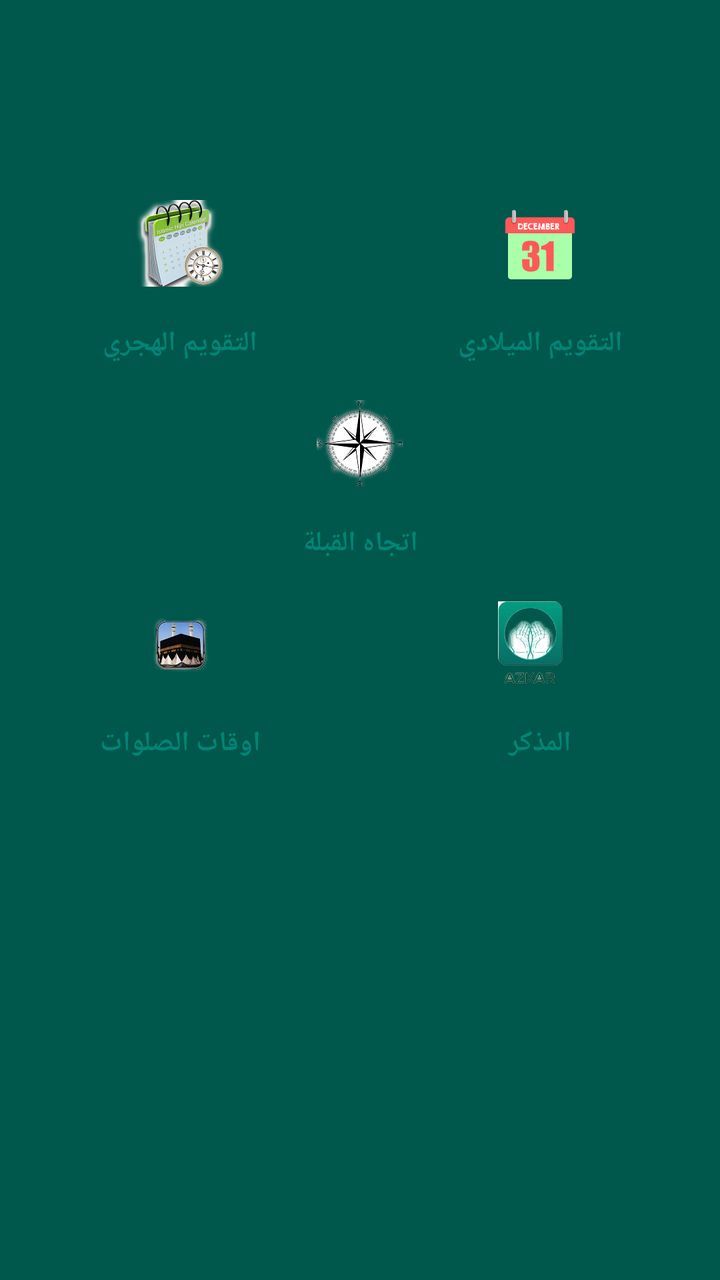
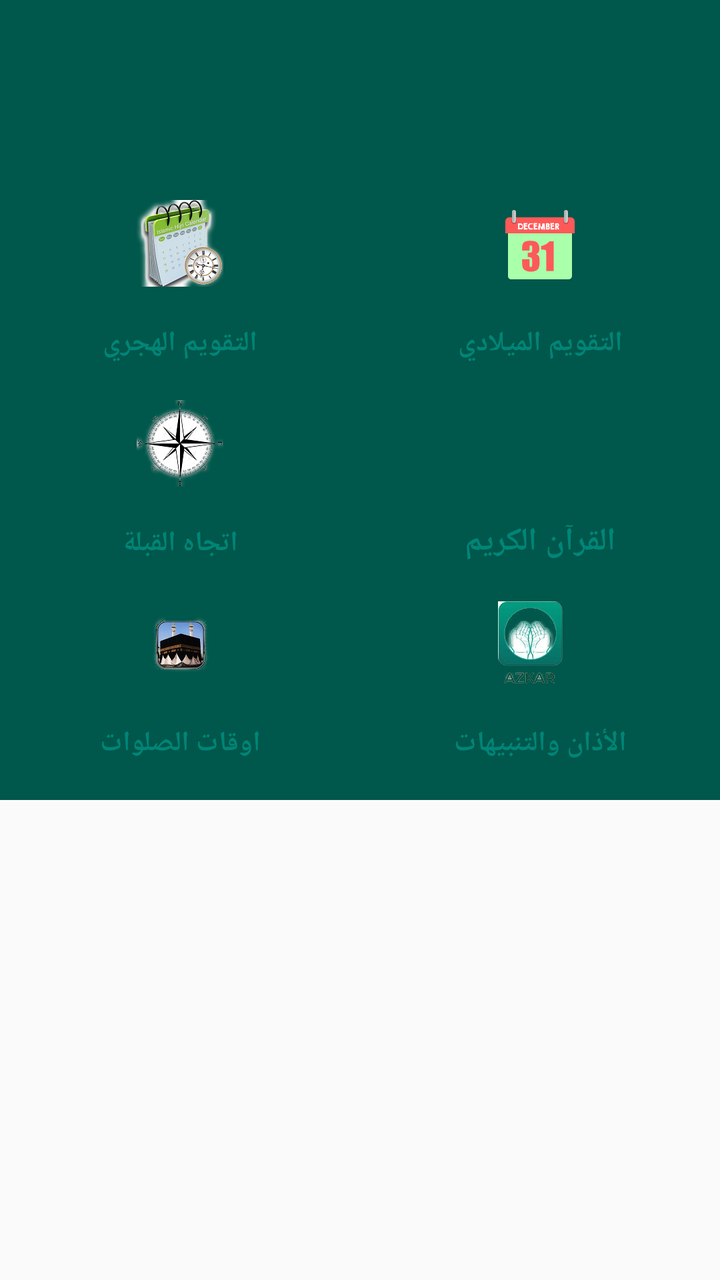

Screens rendered from an Android XML layout before and after an edit, with the pre-edit source and the edit as a unified diff.
<!-- AndroidManifest.xml: application theme AppTheme -->
<!-- res/layout/fragment_home.xml -->
<?xml version="1.0" encoding="utf-8"?>
<RelativeLayout xmlns:android="http://schemas.android.com/apk/res/android"
    xmlns:app="http://schemas.android.com/apk/res-auto"
    android:layout_width="match_parent"
    android:layout_height="wrap_content">

    <TableLayout
        android:layout_width="match_parent"
        android:layout_height="match_parent"
        android:background="@color/colorPrimaryDark"
        android:orientation="vertical">

        <TextView
            android:id="@+id/textView2"
            android:layout_width="match_parent"
            android:layout_height="100dp"
            android:gravity="center"
            android:textColor="@android:color/darker_gray"
            android:textSize="24sp"
            android:textStyle="bold"
            app:fontFamily="monospace" />

        <LinearLayout
            android:layout_width="match_parent"
            android:layout_height="0dp"
            android:layout_weight="1"
            android:orientation="vertical">

            <TableRow
                android:layout_width="match_parent"
                android:layout_height="wrap_content"
                android:orientation="horizontal">

                <Button
                    android:id="@+id/hijributton"
                    android:layout_width="match_parent"
                    android:layout_height="@dimen/main_table"
                    android:layout_weight="1"
                    android:background="@android:color/transparent"
                    android:drawableTop="@mipmap/hijri_cal130xx_2"
                    android:text="التقويم الهجري"
                    android:textColor="@color/colorPrimary"
                    android:textStyle="bold" />

                <Button
                    android:id="@+id/calenderButton"
                    android:layout_width="match_parent"
                    android:layout_height="@dimen/main_table"
                    android:layout_weight="1"
                    android:background="@android:color/transparent"
                    android:drawableTop="@mipmap/cal"
                    android:text="التقويم الميلادي"
                    android:textColor="@color/colorPrimary"
                    android:textStyle="bold" />
            </TableRow>

            <TableRow
                android:layout_width="match_parent"
                android:layout_height="wrap_content"
                android:orientation="horizontal">

                <Button
                    android:id="@+id/compassbutton"
                    android:layout_width="match_parent"
                    android:layout_height="@dimen/main_table"
                    android:background="@android:color/transparent"
                    android:drawableTop="@mipmap/compass130xx_2"
                    android:onClick="get_qibla"
                    android:text="@string/qibla_direction_text"
                    android:textColor="@color/colorPrimary"
                    android:textStyle="bold" />
            </TableRow>

            <TableRow
                android:layout_width="match_parent"
                android:layout_height="wrap_content"
                android:orientation="horizontal">

                <Button
                    android:id="@+id/salawatbutton"
                    android:layout_width="match_parent"
                    android:layout_height="@dimen/main_table"
                    android:layout_weight="1"
                    android:background="@android:color/transparent"
                    android:drawableTop="@mipmap/qabaa130xx2"
                    android:text="اوقات الصلوات"
                    android:textColor="@color/colorPrimary"
                    android:textStyle="bold" />

                <Button
                    android:id="@+id/reminder"
                    android:layout_width="match_parent"
                    android:layout_height="@dimen/main_table"
                    android:layout_weight="1"
                    android:background="@android:color/transparent"
                    android:drawableTop="@mipmap/azkar130xx_2"
                    android:text="المذكر"
                    android:textColor="@color/colorPrimary"
                    android:textStyle="bold" />
            </TableRow>
        </LinearLayout>

    </TableLayout>

</RelativeLayout>
<!-- resources referenced by this layout -->
<resources>
  <color name="colorPrimary">#008577</color>
  <color name="colorPrimaryDark">#00574B</color>
  <dimen name="main_table">100dp</dimen>
  <!-- mipmap azkar130xx_2: png bitmap (mipmap-xxhdpi, 33595 bytes) -->
  <!-- mipmap cal: png bitmap (mipmap-xxhdpi, 3544 bytes) -->
  <!-- mipmap compass130xx_2: png bitmap (mipmap-xxhdpi, 26519 bytes) -->
  <!-- mipmap hijri_cal130xx_2: png bitmap (mipmap-xxhdpi, 36347 bytes) -->
  <!-- mipmap qabaa130xx2: png bitmap (mipmap-xxhdpi, 22698 bytes) -->
  <string name="qibla_direction_text">اتجاه القبلة</string>
  <style name="AppTheme" parent="Theme.AppCompat.Light.DarkActionBar">
          
          <item name="colorPrimary">@color/colorPrimary</item>
          <item name="colorPrimaryDark">@color/colorPrimaryDark</item>
          <item name="colorAccent">@color/colorAccent</item>
      </style>
  <color name="colorAccent">#EB538B</color>
</resources>

<!-- the commit's change to res/layout/fragment_home.xml (unified diff, before → after) -->
@@ -2,38 +2,34 @@
 <RelativeLayout xmlns:android="http://schemas.android.com/apk/res/android"
     xmlns:app="http://schemas.android.com/apk/res-auto"
     android:layout_width="match_parent"
-    android:layout_height="wrap_content">
+    android:layout_height="match_parent">
 
-    <TableLayout
+    <ScrollView
         android:layout_width="match_parent"
-        android:layout_height="match_parent"
-        android:background="@color/colorPrimaryDark"
-        android:orientation="vertical">
+        android:layout_height="match_parent">
 
-        <TextView
-            android:id="@+id/textView2"
+        <TableLayout
             android:layout_width="match_parent"
-            android:layout_height="100dp"
-            android:gravity="center"
-            android:textColor="@android:color/darker_gray"
-            android:textSize="24sp"
-            android:textStyle="bold"
-            app:fontFamily="monospace" />
+            android:layout_height="wrap_content"
+            android:background="@color/colorPrimaryDark">
 
-        <LinearLayout
-            android:layout_width="match_parent"
-            android:layout_height="0dp"
-            android:layout_weight="1"
-            android:orientation="vertical">
+            <TextView
+                android:id="@+id/textView2"
+                android:layout_width="match_parent"
+                android:layout_height="100dp"
+                android:gravity="center"
+                android:textColor="@android:color/darker_gray"
+                android:textSize="24sp"
+                android:textStyle="bold"
+                app:fontFamily="monospace" />
 
             <TableRow
                 android:layout_width="match_parent"
-                android:layout_height="wrap_content"
-                android:orientation="horizontal">
+                android:layout_height="wrap_content">
 
                 <Button
                     android:id="@+id/hijributton"
-                    android:layout_width="match_parent"
+                    android:layout_width="0dp"
                     android:layout_height="@dimen/main_table"
                     android:layout_weight="1"
                     android:background="@android:color/transparent"
@@ -44,7 +40,7 @@
 
                 <Button
                     android:id="@+id/calenderButton"
-                    android:layout_width="match_parent"
+                    android:layout_width="0dp"
                     android:layout_height="@dimen/main_table"
                     android:layout_weight="1"
                     android:background="@android:color/transparent"
@@ -56,29 +52,38 @@
 
             <TableRow
                 android:layout_width="match_parent"
-                android:layout_height="wrap_content"
-                android:orientation="horizontal">
+                android:layout_height="wrap_content">
 
                 <Button
                     android:id="@+id/compassbutton"
-                    android:layout_width="match_parent"
+                    android:layout_width="0dp"
                     android:layout_height="@dimen/main_table"
+                    android:layout_weight="1"
                     android:background="@android:color/transparent"
                     android:drawableTop="@mipmap/compass130xx_2"
-                    android:onClick="get_qibla"
                     android:text="@string/qibla_direction_text"
                     android:textColor="@color/colorPrimary"
+                    android:textStyle="bold" />
+
+                <Button
+                    android:id="@+id/quranbutton"
+                    android:layout_width="0dp"
+                    android:layout_height="@dimen/main_table"
+                    android:layout_weight="1"
+                    android:background="@android:color/transparent"
+                    android:text="القرآن الكريم"
+                    android:textColor="@color/colorPrimary"
+                    android:textSize="16sp"
                     android:textStyle="bold" />
             </TableRow>
 
             <TableRow
                 android:layout_width="match_parent"
-                android:layout_height="wrap_content"
-                android:orientation="horizontal">
+                android:layout_height="wrap_content">
 
                 <Button
                     android:id="@+id/salawatbutton"
-                    android:layout_width="match_parent"
+                    android:layout_width="0dp"
                     android:layout_height="@dimen/main_table"
                     android:layout_weight="1"
                     android:background="@android:color/transparent"
@@ -89,17 +94,16 @@
 
                 <Button
                     android:id="@+id/reminder"
-                    android:layout_width="match_parent"
+                    android:layout_width="0dp"
                     android:layout_height="@dimen/main_table"
                     android:layout_weight="1"
                     android:background="@android:color/transparent"
                     android:drawableTop="@mipmap/azkar130xx_2"
-                    android:text="المذكر"
+                    android:text="الأذان والتنبيهات"
                     android:textColor="@color/colorPrimary"
                     android:textStyle="bold" />
             </TableRow>
-        </LinearLayout>
 
-    </TableLayout>
-
+        </TableLayout>
+    </ScrollView>
 </RelativeLayout>
